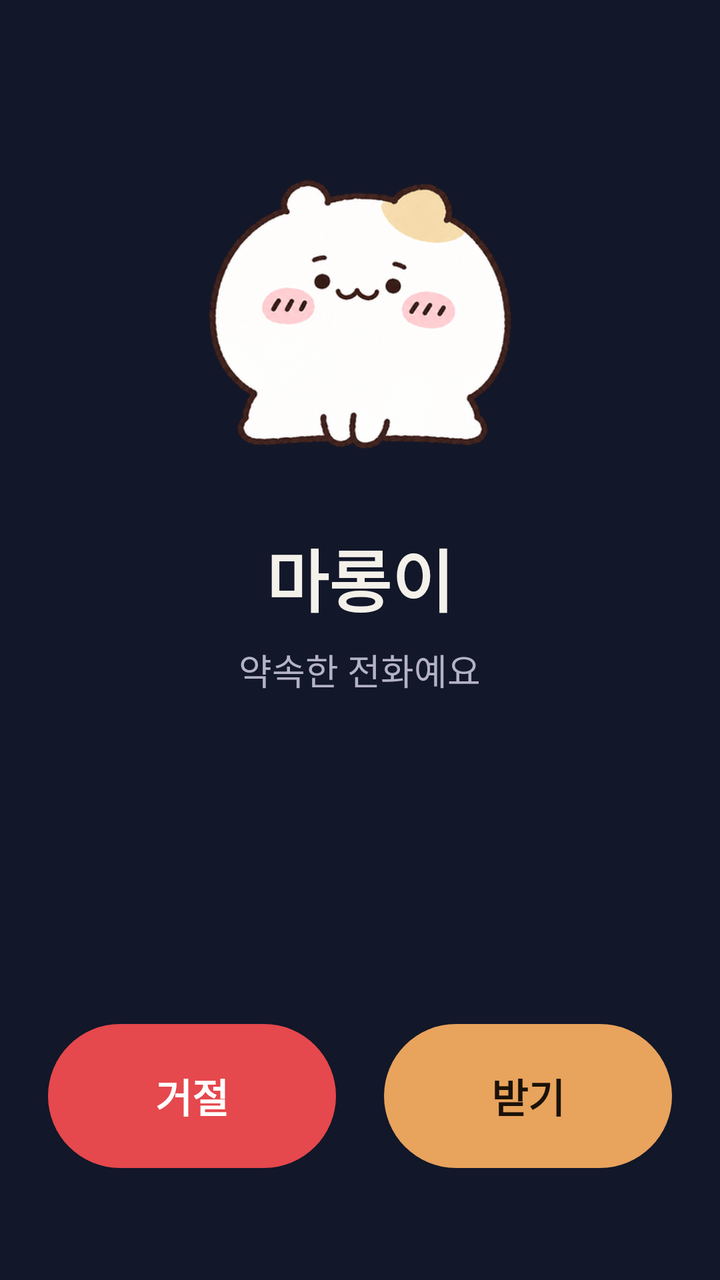
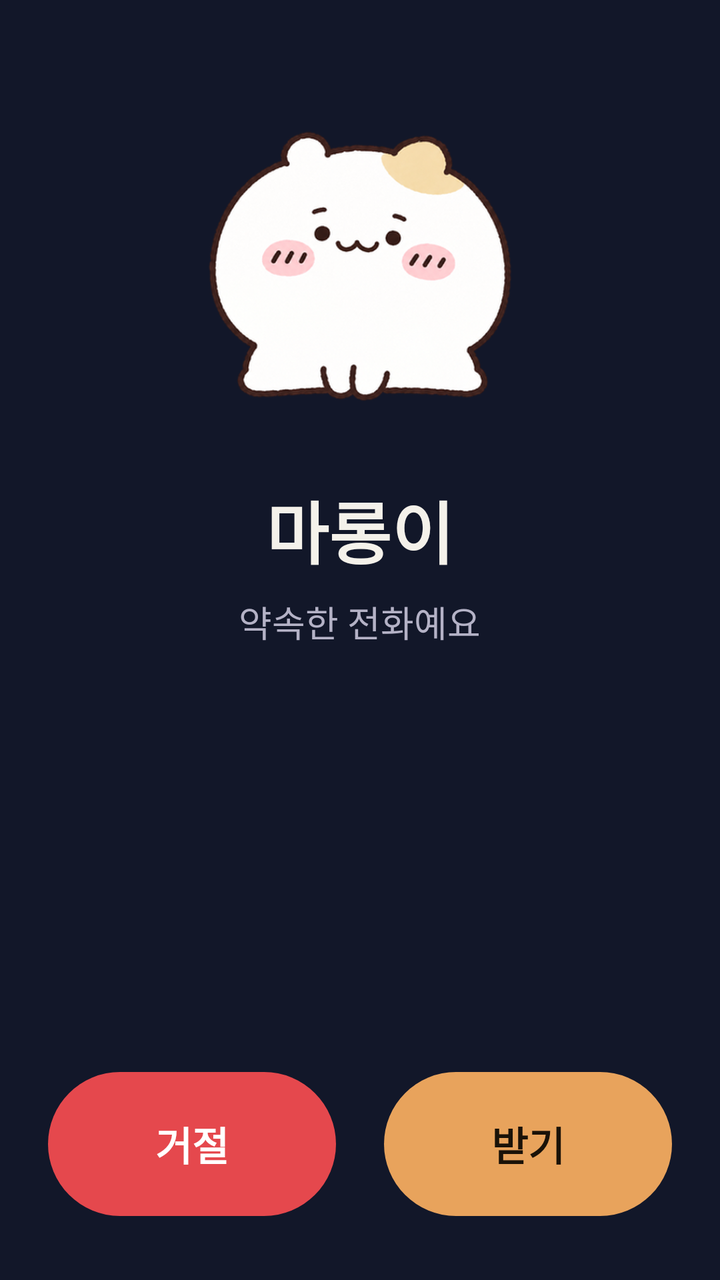

Before-and-after screenshots of an Android layout around one commit, followed by the original layout XML and the change that was made.
<!-- AndroidManifest.xml: activity theme AppTheme.NoActionBar -->
<!-- res/layout/activity_ring.xml -->
<?xml version="1.0" encoding="utf-8"?>
<LinearLayout xmlns:android="http://schemas.android.com/apk/res/android"
    xmlns:tools="http://schemas.android.com/tools"
    android:layout_width="match_parent"
    android:layout_height="match_parent"
    android:fitsSystemWindows="true"
    android:gravity="center_horizontal"
    android:orientation="vertical"
    android:paddingStart="24dp"
    android:paddingTop="72dp"
    android:paddingEnd="24dp"
    android:paddingBottom="56dp">

    <ImageView
        android:layout_width="168dp"
        android:layout_height="168dp"
        android:contentDescription="@null"
        android:importantForAccessibility="no"
        android:scaleType="fitCenter"
        android:src="@drawable/splash_face" />

    <TextView
        android:layout_width="wrap_content"
        android:layout_height="wrap_content"
        android:layout_marginTop="24dp"
        android:text="@string/ring_caller"
        android:textColor="@color/ring_text"
        android:textSize="34sp"
        android:textStyle="bold" />

    <TextView
        android:layout_width="wrap_content"
        android:layout_height="wrap_content"
        android:layout_marginTop="8dp"
        android:text="@string/ring_text"
        android:textColor="@color/ring_text_soft"
        android:textSize="18sp" />

    <Space
        android:layout_width="match_parent"
        android:layout_height="0dp"
        android:layout_weight="1" />

    <LinearLayout
        android:layout_width="match_parent"
        android:layout_height="wrap_content"
        android:orientation="horizontal"
        tools:ignore="ButtonStyle">

        <Button
            android:id="@+id/ring_decline"
            android:layout_width="0dp"
            android:layout_height="72dp"
            android:layout_marginEnd="12dp"
            android:layout_weight="1"
            android:background="@drawable/ring_decline_button"
            android:stateListAnimator="@null"
            android:text="@string/ring_decline"
            android:textAllCaps="false"
            android:textColor="@color/ring_decline_text"
            android:textSize="20sp"
            android:textStyle="bold" />

        <Button
            android:id="@+id/ring_answer"
            android:layout_width="0dp"
            android:layout_height="72dp"
            android:layout_marginStart="12dp"
            android:layout_weight="1"
            android:background="@drawable/ring_answer_button"
            android:stateListAnimator="@null"
            android:text="@string/ring_answer"
            android:textAllCaps="false"
            android:textColor="@color/ring_answer_text"
            android:textSize="20sp"
            android:textStyle="bold" />
    </LinearLayout>
</LinearLayout>
<!-- resources referenced by this layout -->
<resources>
  <color name="ring_answer_text">#1A1208</color>
  <color name="ring_decline_text">#FFFFFF</color>
  <color name="ring_text">#F4F1EA</color>
  <color name="ring_text_soft">#B4B2C6</color>
  <!-- drawable ring_answer_button (drawable) -->
  <?xml version="1.0" encoding="utf-8"?>
  <ripple xmlns:android="http://schemas.android.com/apk/res/android" android:color="#33000000">
      <item>
          <shape android:shape="rectangle">
              <solid android:color="@color/ring_answer" />
              <corners android:radius="36dp" />
          </shape>
      </item>
  </ripple>
  <!-- drawable ring_decline_button (drawable) -->
  <?xml version="1.0" encoding="utf-8"?>
  <ripple xmlns:android="http://schemas.android.com/apk/res/android" android:color="#33FFFFFF">
      <item>
          <shape android:shape="rectangle">
              <solid android:color="@color/ring_decline" />
              <corners android:radius="36dp" />
          </shape>
      </item>
  </ripple>
  <!-- drawable splash_face: png bitmap (drawable-hdpi, 50157 bytes) -->
  <string name="ring_answer">받기</string>
  <string name="ring_caller">마롱이</string>
  <string name="ring_decline">거절</string>
  <string name="ring_text">약속한 전화예요</string>
  <style name="AppTheme.NoActionBar" parent="Theme.AppCompat.DayNight.NoActionBar">
          <item name="windowActionBar">false</item>
          <item name="windowNoTitle">true</item>
          <item name="android:background">@null</item>
          
          <item name="android:windowBackground">@color/marong_night</item>
      </style>
  <color name="ring_answer">#E8A35C</color>
  <color name="ring_decline">#E5484D</color>
  <color name="marong_night">#121729</color>
</resources>

<!-- the commit's change to res/layout/activity_ring.xml (unified diff, before → after) -->
@@ -1,78 +1,83 @@
 <?xml version="1.0" encoding="utf-8"?>
-<LinearLayout xmlns:android="http://schemas.android.com/apk/res/android"
+<FrameLayout xmlns:android="http://schemas.android.com/apk/res/android"
     xmlns:tools="http://schemas.android.com/tools"
     android:layout_width="match_parent"
     android:layout_height="match_parent"
-    android:fitsSystemWindows="true"
-    android:gravity="center_horizontal"
-    android:orientation="vertical"
-    android:paddingStart="24dp"
-    android:paddingTop="72dp"
-    android:paddingEnd="24dp"
-    android:paddingBottom="56dp">
-
-    <ImageView
-        android:layout_width="168dp"
-        android:layout_height="168dp"
-        android:contentDescription="@null"
-        android:importantForAccessibility="no"
-        android:scaleType="fitCenter"
-        android:src="@drawable/splash_face" />
-
-    <TextView
-        android:layout_width="wrap_content"
-        android:layout_height="wrap_content"
-        android:layout_marginTop="24dp"
-        android:text="@string/ring_caller"
-        android:textColor="@color/ring_text"
-        android:textSize="34sp"
-        android:textStyle="bold" />
-
-    <TextView
-        android:layout_width="wrap_content"
-        android:layout_height="wrap_content"
-        android:layout_marginTop="8dp"
-        android:text="@string/ring_text"
-        android:textColor="@color/ring_text_soft"
-        android:textSize="18sp" />
-
-    <Space
-        android:layout_width="match_parent"
-        android:layout_height="0dp"
-        android:layout_weight="1" />
+    android:fitsSystemWindows="true">
 
     <LinearLayout
         android:layout_width="match_parent"
-        android:layout_height="wrap_content"
-        android:orientation="horizontal"
-        tools:ignore="ButtonStyle">
+        android:layout_height="match_parent"
+        android:gravity="center_horizontal"
+        android:orientation="vertical"
+        android:paddingStart="24dp"
+        android:paddingTop="48dp"
+        android:paddingEnd="24dp"
+        android:paddingBottom="32dp">
 
-        <Button
-            android:id="@+id/ring_decline"
-            android:layout_width="0dp"
-            android:layout_height="72dp"
-            android:layout_marginEnd="12dp"
-            android:layout_weight="1"
-            android:background="@drawable/ring_decline_button"
-            android:stateListAnimator="@null"
-            android:text="@string/ring_decline"
-            android:textAllCaps="false"
-            android:textColor="@color/ring_decline_text"
-            android:textSize="20sp"
+        <ImageView
+            android:layout_width="168dp"
+            android:layout_height="168dp"
+            android:contentDescription="@null"
+            android:importantForAccessibility="no"
+            android:scaleType="fitCenter"
+            android:src="@drawable/splash_face" />
+
+        <TextView
+            android:layout_width="wrap_content"
+            android:layout_height="wrap_content"
+            android:layout_marginTop="24dp"
+            android:text="@string/ring_caller"
+            android:textColor="@color/ring_text"
+            android:textSize="34sp"
             android:textStyle="bold" />
 
-        <Button
-            android:id="@+id/ring_answer"
-            android:layout_width="0dp"
-            android:layout_height="72dp"
-            android:layout_marginStart="12dp"
-            android:layout_weight="1"
-            android:background="@drawable/ring_answer_button"
-            android:stateListAnimator="@null"
-            android:text="@string/ring_answer"
-            android:textAllCaps="false"
-            android:textColor="@color/ring_answer_text"
-            android:textSize="20sp"
-            android:textStyle="bold" />
+        <TextView
+            android:layout_width="wrap_content"
+            android:layout_height="wrap_content"
+            android:layout_marginTop="8dp"
+            android:text="@string/ring_text"
+            android:textColor="@color/ring_text_soft"
+            android:textSize="18sp" />
+
+        <Space
+            android:layout_width="match_parent"
+            android:layout_height="0dp"
+            android:layout_weight="1" />
+
+        <LinearLayout
+            android:layout_width="match_parent"
+            android:layout_height="wrap_content"
+            android:orientation="horizontal"
+            tools:ignore="ButtonStyle">
+
+            <Button
+                android:id="@+id/ring_decline"
+                android:layout_width="0dp"
+                android:layout_height="72dp"
+                android:layout_marginEnd="12dp"
+                android:layout_weight="1"
+                android:background="@drawable/ring_decline_button"
+                android:stateListAnimator="@null"
+                android:text="@string/ring_decline"
+                android:textAllCaps="false"
+                android:textColor="@color/ring_decline_text"
+                android:textSize="20sp"
+                android:textStyle="bold" />
+
+            <Button
+                android:id="@+id/ring_answer"
+                android:layout_width="0dp"
+                android:layout_height="72dp"
+                android:layout_marginStart="12dp"
+                android:layout_weight="1"
+                android:background="@drawable/ring_answer_button"
+                android:stateListAnimator="@null"
+                android:text="@string/ring_answer"
+                android:textAllCaps="false"
+                android:textColor="@color/ring_answer_text"
+                android:textSize="20sp"
+                android:textStyle="bold" />
+        </LinearLayout>
     </LinearLayout>
-</LinearLayout>
+</FrameLayout>
